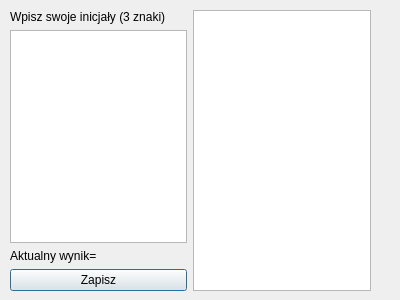
Old version of the form TetrisProjekt/save.ui in the repository KacperRygal/Tetris_Rygal_Wozniak.
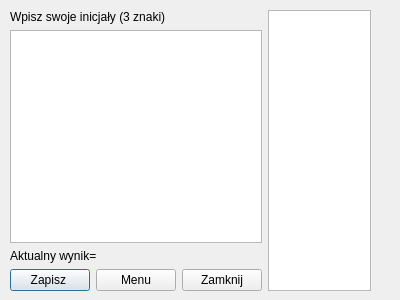
New version of the form.

What changed in the file:
```diff
--- a/TetrisProjekt/save.ui
+++ b/TetrisProjekt/save.ui
@@ -43,11 +43,29 @@
        </widget>
       </item>
       <item>
+       <layout class="QHBoxLayout" name="horizontalLayout_2">
+        <item>
        <widget class="QPushButton" name="ZapiszBtn">
         <property name="text">
-         <string>Zapisz</string>
-        </property>
-       </widget>
+           <string>Zapisz </string>
+          </property>
+         </widget>
+        </item>
+        <item>
+         <widget class="QPushButton" name="MenuBtn">
+          <property name="text">
+           <string>Menu</string>
+          </property>
+         </widget>
+        </item>
+        <item>
+         <widget class="QPushButton" name="ZamknijBtn">
+          <property name="text">
+           <string>Zamknij</string>
+          </property>
+         </widget>
+        </item>
+       </layout>
       </item>
      </layout>
     </item>
```
Lines whose indentation alone changed are shown as unchanged.
